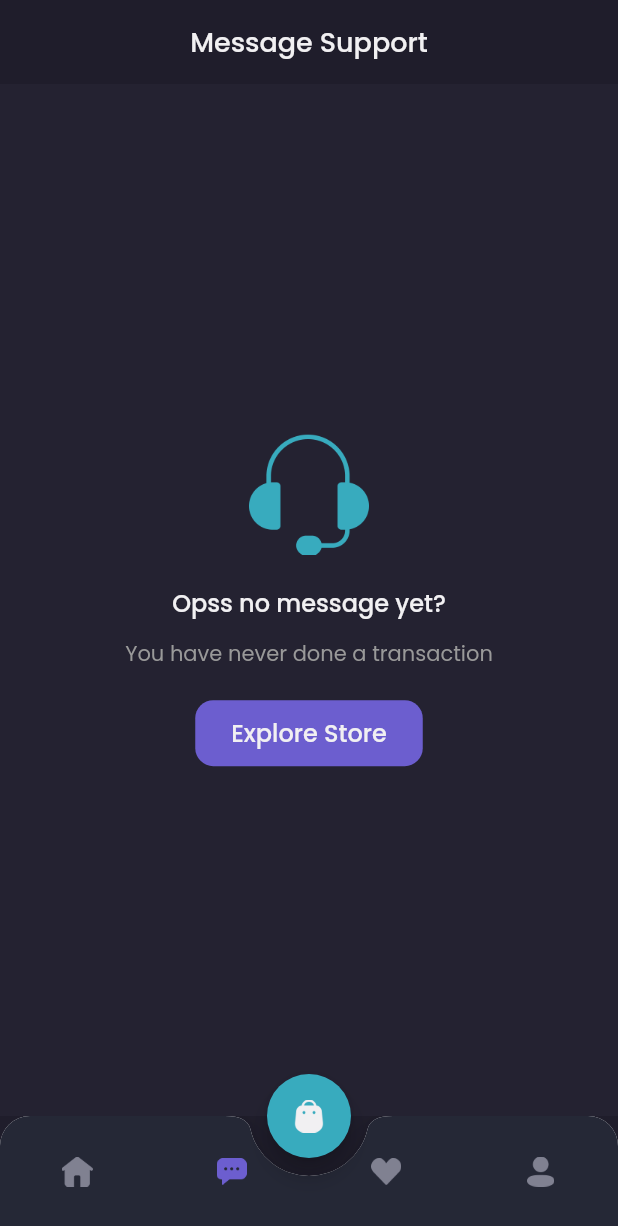
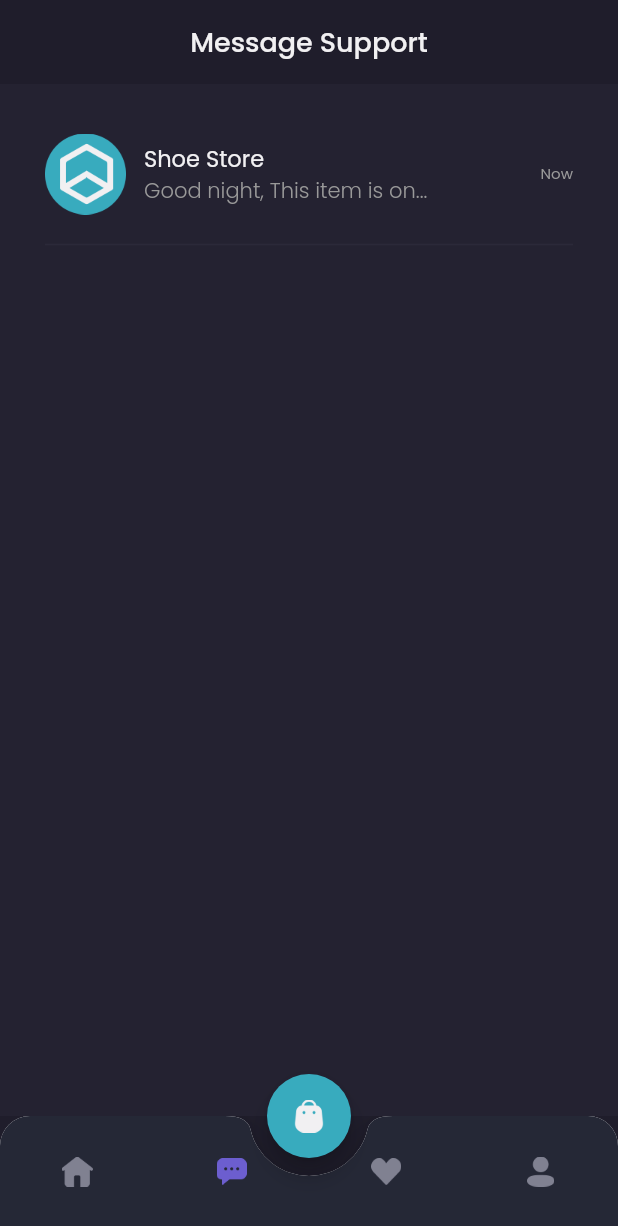
Before and after one commit to yantoiswanto/shamo-app, a Flutter app: the MainPage screen opened by its route, item 2 of the bottom bar chosen, on a phone screen of 412 x 824 dp. Shown: the top 1226 px of the screen. Run offline on Flutter 3.47's test engine with Material 2 defaults, Android fonts, the phone set to English and light mode, and no system bars; our stand-ins replace google_fonts.

Commit message:
Slicing Chat Page Content

```diff
--- a/lib/pages/home/chat_page.dart
+++ b/lib/pages/home/chat_page.dart
@@ -1,5 +1,6 @@
 import 'package:flutter/material.dart';
 import 'package:shamo_app/theme.dart';
+import 'package:shamo_app/widget/chat_tile.dart';
 
 class ChatPage extends StatelessWidget {
   const ChatPage({super.key});
@@ -22,7 +23,7 @@
       );
     }
 
-    Widget content() {
+    Widget emptyChat() {
       return Expanded(
         child: Container(
           width: double.infinity,
@@ -81,6 +82,21 @@
       );
     }
 
+    Widget content() {
+      return Expanded(
+        child: Container(
+          width: double.infinity,
+          color: backgroundColor3,
+          child: ListView(
+            padding: EdgeInsets.symmetric(
+              horizontal: defaultMargin,
+            ),
+            children: [ChatTile()],
+          ),
+        ),
+      );
+    }
+
     return Column(
       children: [
         header(),
--- /dev/null
+++ b/lib/widget/chat_tile.dart
@@ -0,0 +1,61 @@
+import 'package:flutter/material.dart';
+import 'package:shamo_app/theme.dart';
+
+class ChatTile extends StatelessWidget {
+  const ChatTile({super.key});
+
+  @override
+  Widget build(BuildContext context) {
+    return Container(
+      margin: EdgeInsets.only(top: 33),
+      child: Column(
+        children: [
+          Row(
+            children: [
+              Image.asset(
+                'assets/image_shop_logo.png',
+                width: 54,
+              ),
+              SizedBox(
+                width: 12,
+              ),
+              Expanded(
+                child: Column(
+                  crossAxisAlignment: CrossAxisAlignment.start,
+                  children: [
+                    Text(
+                      'Shoe Store',
+                      style: primaryTextStyle.copyWith(
+                        fontSize: 15,
+                      ),
+                    ),
+                    Text(
+                      'Good night, This item is on...',
+                      style: secondaryTextStyle.copyWith(
+                        fontWeight: light,
+                      ),
+                      overflow: TextOverflow.ellipsis,
+                    ),
+                  ],
+                ),
+              ),
+              Text(
+                'Now',
+                style: secondaryTextStyle.copyWith(
+                  fontSize: 10,
+                ),
+              )
+            ],
+          ),
+          SizedBox(
+            height: 12,
+          ),
+          Divider(
+            thickness: 1,
+            color: Color(0xff2B2939),
+          ),
+        ],
+      ),
+    );
+  }
+}
```
